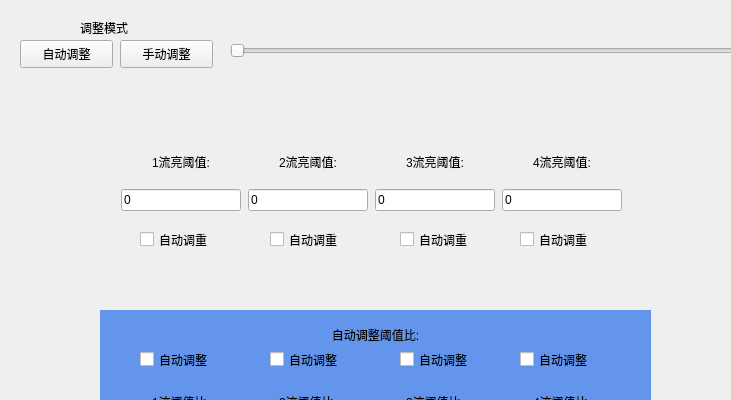
First picture: the form in UI_SetCamera.ui, repository FSPengchen/Steel_FixdLengthSystem, before the edit; both pictures show x 0 to 731 and y 0 to 400 of the 877 by 607 pixel window.
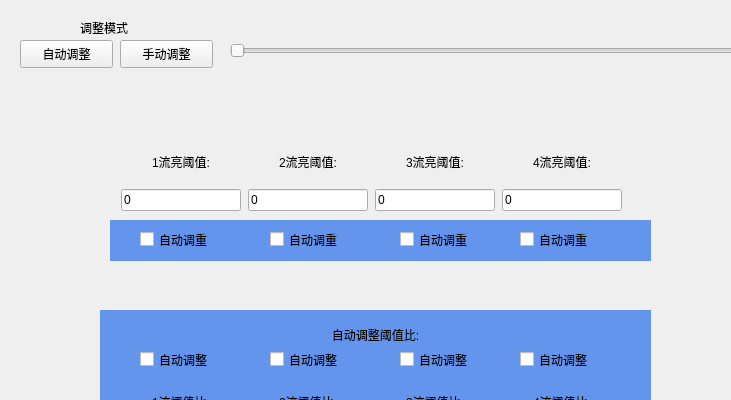
Second picture: the form after the edit.

The edit to the form file:
```diff
--- a/UI_SetCamera.ui
+++ b/UI_SetCamera.ui
@@ -767,6 +767,29 @@
     <set>Qt::AlignCenter</set>
    </property>
   </widget>
+  <widget class="QLabel" name="Lab_Camre_X_2">
+   <property name="geometry">
+    <rect>
+     <x>110</x>
+     <y>220</y>
+     <width>541</width>
+     <height>41</height>
+    </rect>
+   </property>
+   <property name="styleSheet">
+    <string notr="true">background-color:cornflowerblue;
+font: 75 12pt &quot;微软雅黑&quot;;
+color:yellow
+</string>
+   </property>
+   <property name="text">
+    <string/>
+   </property>
+   <property name="alignment">
+    <set>Qt::AlignCenter</set>
+   </property>
+  </widget>
+  <zorder>Lab_Camre_X_2</zorder>
   <zorder>Lab_Camre_X</zorder>
   <zorder>horizontalSlider_Light</zorder>
   <zorder>label_2</zorder>
```
